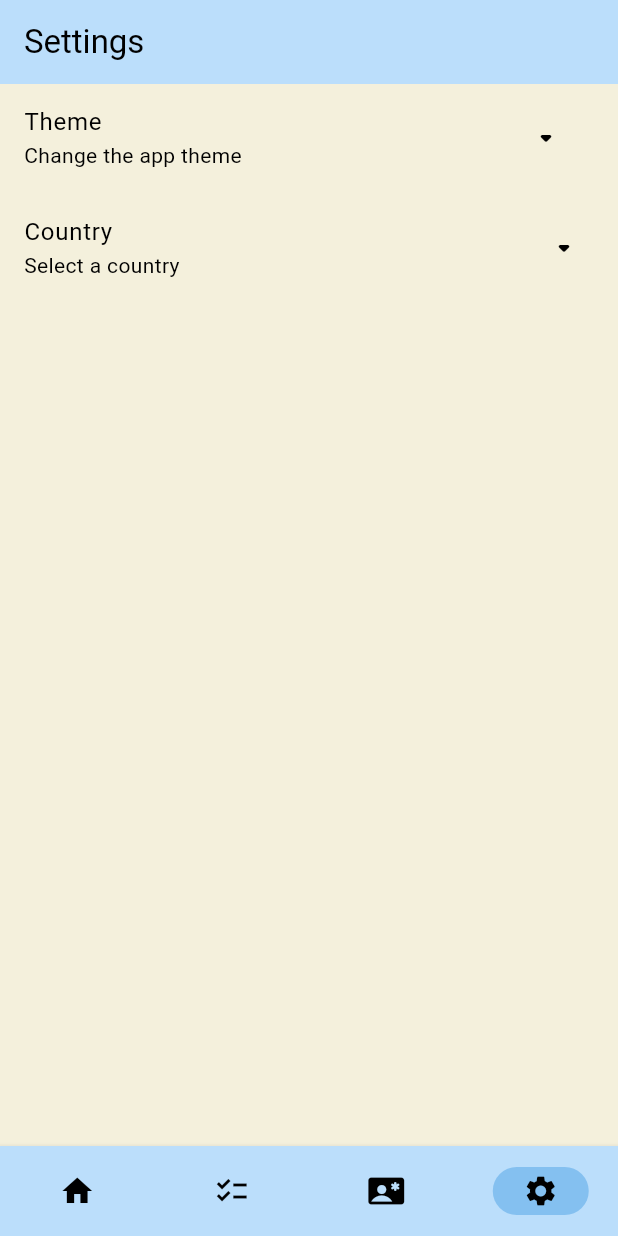
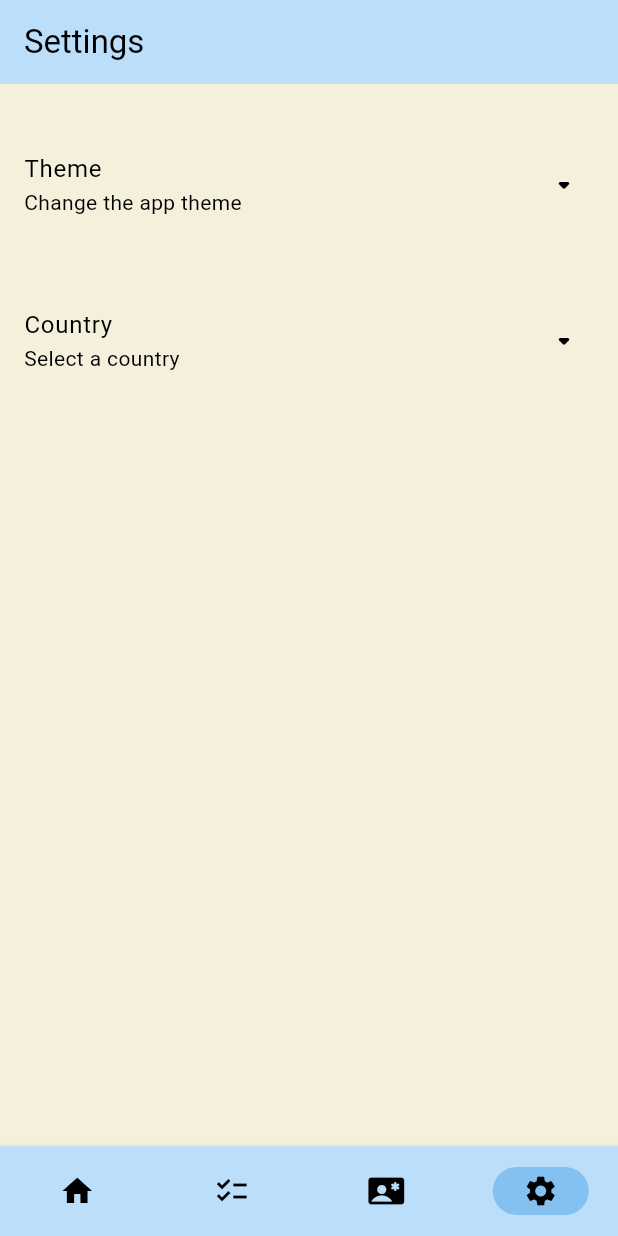
Before and after one commit to LeBern-Matthews/test_project, a Flutter app: the screen it shows after launch, item 4 of the bottom bar chosen, on a phone screen of 412 x 824 dp. Run offline on Flutter 3.47's test engine with Material 3 defaults, Android fonts, the phone set to English and light mode, and no system bars.

Commit message:
Enhances UI/UX and theme implementation
- Improves progress display in checklist with proper percentage formatting
- Optimizes layout structure using Expanded widget for better scrolling
- Implements comprehensive dark theme with consistent styling
- Adds theme switching functionality in settings page with light/dark options

Restructures UI components for better maintainability and user experience

```diff
--- a/lib/pages/settings_page.dart
+++ b/lib/pages/settings_page.dart
@@ -1,5 +1,9 @@
 import 'package:flutter/material.dart';
 import 'package:test_project/components/country_selector.dart'; // Add this import
+import 'package:provider/provider.dart';
+import 'package:test_project/themes/theme_provider.dart';
+import 'package:test_project/themes/light_mode.dart';
+import 'package:test_project/themes/dark_mode.dart';
 
 class SettingsPage extends StatefulWidget {
   const SettingsPage({super.key});
@@ -24,22 +28,48 @@ class _SettingsPageState extends State<SettingsPage> {
       body: SingleChildScrollView(
         child: Column(
           children: [
-            ListTile(
+            SizedBox(height: 30),
+            ExpansionTile(
               title: const Text("Theme"),
               subtitle: const Text("Change the app theme"),
-              trailing: IconButton(
-                icon: Icon(
+              trailing: Icon(
                 _isThemeExpanded
                     ? Icons.arrow_drop_up_rounded
                     : Icons.arrow_drop_down_rounded,
               ),
-                onPressed: () {
+              onExpansionChanged: (bool expanded) {
                 setState(() {
-                    _isThemeExpanded = !_isThemeExpanded;
+                  _isThemeExpanded = expanded;
+                });
+              },
+              children: [
+                ListTile(
+                  title: const Text("Light"),
+                  leading: const Icon(Icons.light_mode),
+                  onTap: () {
+                    // Get the ThemeProvider and set light theme
+                    Provider.of<ThemeProvider>(context, listen: false)
+                        .setTheme(lightmode);
+                    setState(() {
+                      _isThemeExpanded = false; // Close the expansion tile
                     });
                   },
                 ),
+                ListTile(
+                  title: const Text("Dark"),
+                  leading: const Icon(Icons.dark_mode),
+                  onTap: () {
+                    // Get the ThemeProvider and set dark theme
+                    Provider.of<ThemeProvider>(context, listen: false)
+                        .setTheme(darkmode);
+                    setState(() {
+                      _isThemeExpanded = false; // Close the expansion tile
+                    });
+                  },
                 ),
+              ],
+            ),
+            SizedBox(height: 30),
             ExpansionTile(
               title: const Text("Country"),
               subtitle: Text(_selectedCountry),
--- a/lib/themes/dark_mode.dart
+++ b/lib/themes/dark_mode.dart
@@ -1,10 +1,51 @@
 import 'package:flutter/material.dart';
 
-ThemeData darkmode= ThemeData(
+ThemeData darkmode = ThemeData(
+  brightness: Brightness.dark,
   colorScheme: ColorScheme.dark(
-    surface  :  const Color.fromRGBO(30, 30, 30, 100),
-    primary: const Color.fromRGBO(119, 147, 169,1),
+    surface: const Color.fromRGBO(30, 30, 30, 1),
+    background: const Color.fromRGBO(18, 18, 18, 1),
+    primary: const Color.fromRGBO(119, 147, 169, 1),
     secondary: const Color.fromRGBO(83, 102, 118, 1),
     tertiary: const Color.fromRGBO(84, 83, 51, 1),
-  )
+    onSurface: Colors.white,
+    onBackground: Colors.white,
+    onPrimary: Colors.white,
+    onSecondary: Colors.white,
+  ),
+  scaffoldBackgroundColor: const Color.fromRGBO(18, 18, 18, 1),
+  appBarTheme: const AppBarTheme(
+    backgroundColor: Color.fromRGBO(30, 30, 30, 1),
+    foregroundColor: Colors.white,
+  ),
+  textTheme: const TextTheme(
+    bodyLarge: TextStyle(color: Colors.white),
+    bodyMedium: TextStyle(color: Colors.white),
+    titleMedium: TextStyle(color: Colors.white),
+    titleLarge: TextStyle(color: Colors.white),
+    labelLarge: TextStyle(color: Colors.white),
+  ),
+  iconTheme: const IconThemeData(
+    color: Colors.white,
+  ),
+  listTileTheme: const ListTileThemeData(
+    textColor: Colors.white,
+    iconColor: Colors.white,
+    tileColor: Color.fromRGBO(30, 30, 30, 1),
+  ),
+  expansionTileTheme: const ExpansionTileThemeData(
+    textColor: Colors.white,
+    iconColor: Colors.white,
+    collapsedTextColor: Colors.white,
+    collapsedIconColor: Colors.white,
+    backgroundColor: Color.fromRGBO(30, 30, 30, 1),
+    collapsedBackgroundColor: Color.fromRGBO(30, 30, 30, 1),
+  ),
+  navigationBarTheme: NavigationBarThemeData(
+    backgroundColor: const Color.fromRGBO(30, 30, 30, 1),
+    indicatorColor: Colors.blue,
+    iconTheme: MaterialStateProperty.all(
+      const IconThemeData(color: Colors.white),
+    ),
+  ),
 );
```
Also changed, not shown: lib/pages/essential_checklist_page.dart (+6 -7 lines), 1 other file. Lines whose indentation alone changed are shown as unchanged.
